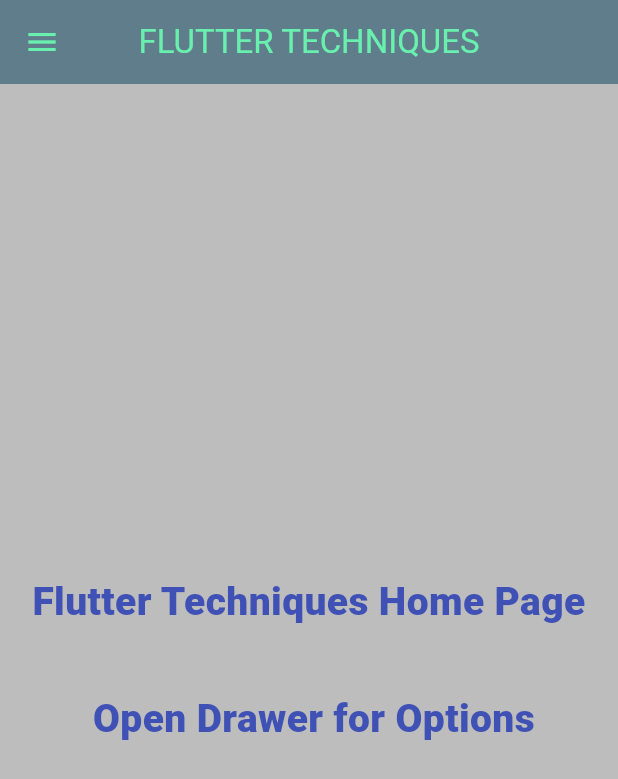
After one commit to sssloba/flutter_techniques, a Flutter app: the screen it shows after launch, on a phone screen of 412 x 824 dp. The commit adds this screen. Shown: the top 779 px of the screen. Run offline on Flutter 3.47's test engine with Material 3 defaults, Android fonts, the light colour scheme and no system bars.

Commit message:
reusable-app-scaffold

```diff
--- a/lib/screens/home_page.dart
+++ b/lib/screens/home_page.dart
@@ -1,17 +1,14 @@
 import 'package:flutter/material.dart';
-import 'package:flutter_techniques/widgets/app_drawer.dart';
+import 'package:flutter_techniques/widgets/app_scaffold.dart';
 
 class HomePage extends StatelessWidget {
   const HomePage({super.key});
 
   @override
   Widget build(BuildContext context) {
-    return Scaffold(
-      drawer: const AppDrawer(),
-      appBar: AppBar(
-        title: const Text('FLUTTER TECHNIQUES'),
-      ),
-      body: const Center(
+    return const AppScaffold(
+      title: 'FLUTTER TECHNIQUES',
+      body: Center(
         child: Text(
           'Flutter Techniques Home Page \n Open Drawer for Options',
           style: TextStyle(
--- /dev/null
+++ b/lib/widgets/app_scaffold.dart
@@ -0,0 +1,23 @@
+import 'package:flutter/material.dart';
+import 'package:flutter_techniques/widgets/app_drawer.dart';
+
+class AppScaffold extends StatelessWidget {
+  const AppScaffold({
+    required this.title,
+    required this.body,
+    super.key,
+  });
+  final String title;
+  final Widget body;
+
+  @override
+  Widget build(BuildContext context) {
+    return Scaffold(
+      drawer: const AppDrawer(),
+      appBar: AppBar(
+        title: Text(title),
+      ),
+      body: body,
+    );
+  }
+}
```
